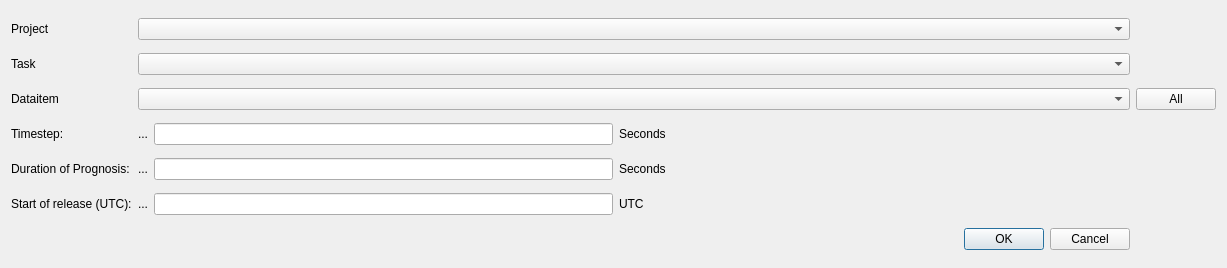
Above: ui/jrodos_dialog_base.ui from rduivenvoorde/jrodos before the change. Below: the same form after it.
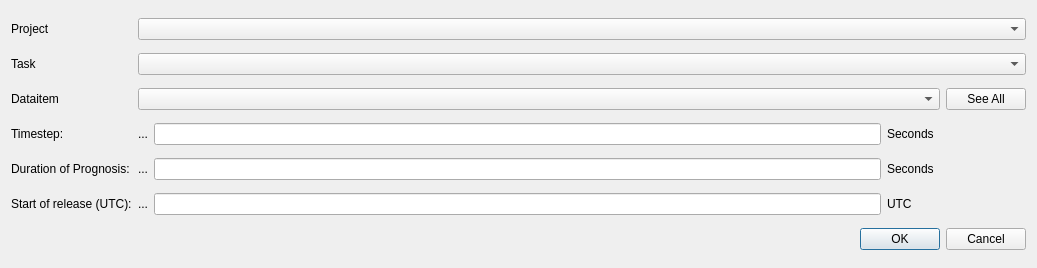
That is the form after the change.

```diff
--- a/ui/jrodos_dialog_base.ui
+++ b/ui/jrodos_dialog_base.ui
@@ -6,7 +6,7 @@
    <rect>
     <x>0</x>
     <y>0</y>
-    <width>1227</width>
+    <width>1037</width>
     <height>268</height>
    </rect>
   </property>
@@ -54,19 +54,6 @@
      </property>
     </widget>
    </item>
-   <item row="3" column="4">
-    <spacer name="horizontalSpacer">
-     <property name="orientation">
-      <enum>Qt::Horizontal</enum>
-     </property>
-     <property name="sizeHint" stdset="0">
-      <size>
-       <width>40</width>
-       <height>20</height>
-      </size>
-     </property>
-    </spacer>
-   </item>
    <item row="4" column="0">
     <widget class="QLabel" name="lbl_model_length">
      <property name="text">
@@ -95,19 +82,6 @@
      </property>
     </widget>
    </item>
-   <item row="4" column="4">
-    <spacer name="horizontalSpacer_2">
-     <property name="orientation">
-      <enum>Qt::Horizontal</enum>
-     </property>
-     <property name="sizeHint" stdset="0">
-      <size>
-       <width>40</width>
-       <height>20</height>
-      </size>
-     </property>
-    </spacer>
-   </item>
    <item row="5" column="0">
     <widget class="QLabel" name="lbl_start">
      <property name="text">
@@ -136,36 +110,6 @@
      </property>
     </widget>
    </item>
-   <item row="5" column="4">
-    <spacer name="horizontalSpacer_3">
-     <property name="orientation">
-      <enum>Qt::Horizontal</enum>
-     </property>
-     <property name="sizeHint" stdset="0">
-      <size>
-       <width>40</width>
-       <height>20</height>
-      </size>
-     </property>
-    </spacer>
-   </item>
-   <item row="6" column="0" colspan="5">
-    <widget class="QDialogButtonBox" name="button_box">
-     <property name="orientation">
-      <enum>Qt::Horizontal</enum>
-     </property>
-     <property name="standardButtons">
-      <set>QDialogButtonBox::Cancel|QDialogButtonBox::Ok</set>
-     </property>
-    </widget>
-   </item>
-   <item row="0" column="1" colspan="4">
-    <widget class="QComboBox" name="combo_project">
-     <property name="editable">
-      <bool>false</bool>
-     </property>
-    </widget>
-   </item>
    <item row="0" column="0">
     <widget class="QLabel" name="label_4">
      <property name="text">
@@ -194,13 +138,69 @@
      </property>
     </widget>
    </item>
-   <item row="1" column="1" colspan="4">
-    <widget class="QComboBox" name="combo_task"/>
-   </item>
    <item row="2" column="5">
     <widget class="QPushButton" name="btn_item_filter">
      <property name="text">
-      <string>All</string>
+      <string>See All</string>
+     </property>
+    </widget>
+   </item>
+   <item row="0" column="1" colspan="5">
+    <widget class="QComboBox" name="combo_project">
+     <property name="editable">
+      <bool>false</bool>
+     </property>
+    </widget>
+   </item>
+   <item row="1" column="1" colspan="5">
+    <widget class="QComboBox" name="combo_task"/>
+   </item>
+   <item row="3" column="4" colspan="2">
+    <spacer name="horizontalSpacer">
+     <property name="orientation">
+      <enum>Qt::Horizontal</enum>
+     </property>
+     <property name="sizeHint" stdset="0">
+      <size>
+       <width>40</width>
+       <height>20</height>
+      </size>
+     </property>
+    </spacer>
+   </item>
+   <item row="4" column="4" colspan="2">
+    <spacer name="horizontalSpacer_2">
+     <property name="orientation">
+      <enum>Qt::Horizontal</enum>
+     </property>
+     <property name="sizeHint" stdset="0">
+      <size>
+       <width>40</width>
+       <height>20</height>
+      </size>
+     </property>
+    </spacer>
+   </item>
+   <item row="5" column="4" colspan="2">
+    <spacer name="horizontalSpacer_3">
+     <property name="orientation">
+      <enum>Qt::Horizontal</enum>
+     </property>
+     <property name="sizeHint" stdset="0">
+      <size>
+       <width>40</width>
+       <height>20</height>
+      </size>
+     </property>
+    </spacer>
+   </item>
+   <item row="6" column="0" colspan="6">
+    <widget class="QDialogButtonBox" name="button_box">
+     <property name="orientation">
+      <enum>Qt::Horizontal</enum>
+     </property>
+     <property name="standardButtons">
+      <set>QDialogButtonBox::Cancel|QDialogButtonBox::Ok</set>
      </property>
     </widget>
    </item>
```
